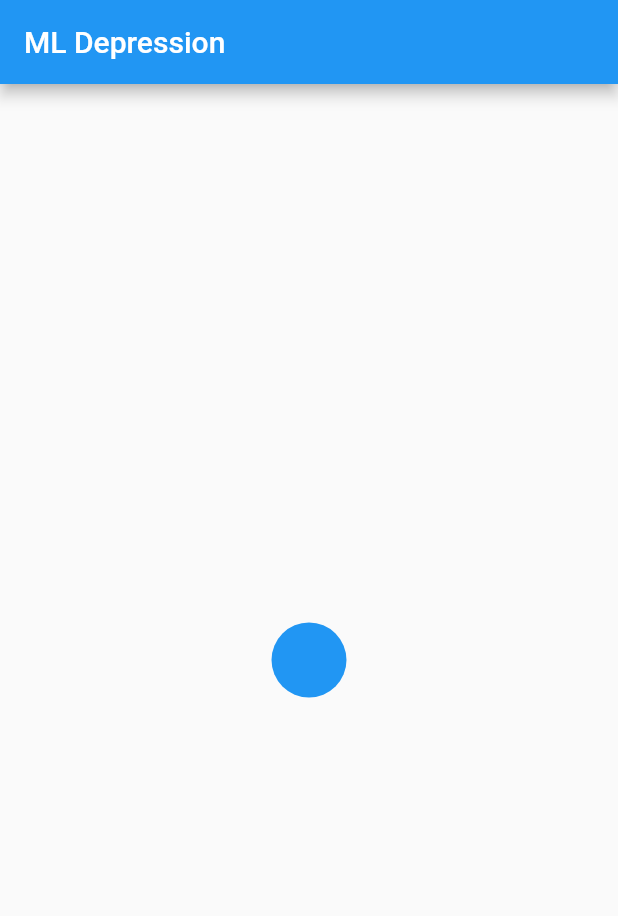
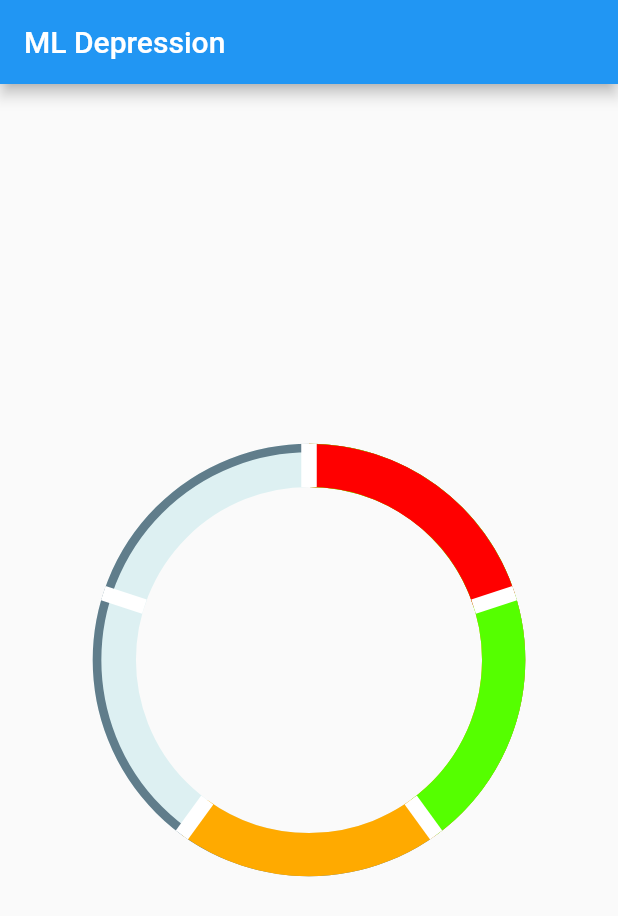
Before and after one commit to AzzamAlsharafi/ml_depression, a Flutter app: the screen it shows after launch, on a phone screen of 412 x 824 dp. Shown: the top 916 px of the screen. Run offline on Flutter 3.47's test engine with Material 2 defaults, Android fonts, the phone set to English and light mode, and no system bars; drawn by our look-alikes of syncfusion_flutter_gauges.

Commit message:
Create circular progress bar
Create circular progress bar with segments.
This will be used to represent depression levels in each day.

```diff
--- a/lib/main.dart
+++ b/lib/main.dart
@@ -1,4 +1,5 @@
 import 'package:flutter/material.dart';
+import 'package:syncfusion_flutter_gauges/gauges.dart';
 
 void main() {
   runApp(const MyApp());
@@ -30,24 +31,87 @@ class HomeApp extends StatelessWidget {
 
   @override
   Widget build(BuildContext context) {
-    return const Center(child: CircleShape());
+    return const Center(child: CircleProgress(5, [0.0, 1, 0.4]));
   }
 }
 
-class CircleShape extends StatelessWidget {
-  const CircleShape({Key? key}) : super(key: key);
+// This widget represents a circular progress bar, that is divided into segments.
+// Accepts two parametrs: number of segments, a list of values, which is the percent of each segment.
+class CircleProgress extends StatelessWidget {
+  const CircleProgress(this.segment, this.percents, {Key? key})
+      : super(key: key);
 
-  static const size = 50.0;
+  final int segment;
+  final List<double> percents;
+
+  // Determines size of the circle.
+  static const circleRadius = 0.7;
+
+  // Thickness of the border. 1 = border covers the whole circle.
+  static const borderThickness = 0.2;
 
   @override
   Widget build(BuildContext context) {
-    return Container(
-      width: size,
-      height: size,
-      decoration: const BoxDecoration(
-        color: Colors.blue,
-        shape: BoxShape.circle,
-      ),
+    return SfRadialGauge(
+      axes: [
+        // Create primary radial axis
+        RadialAxis(
+          minimum: 0,
+          maximum: segment.toDouble(),
+          interval: 1,
+          showLabels: false,
+          showTicks: false,
+          startAngle: 270,
+          endAngle: 270,
+          radiusFactor: circleRadius,
+          axisLineStyle: const AxisLineStyle(
+            thickness: borderThickness,
+            color: Color.fromARGB(30, 0, 169, 181),
+            thicknessUnit: GaugeSizeUnit.factor,
+          ),
+          ranges: [
+            GaugeRange(
+              startValue: 0,
+              endValue: segment.toDouble(),
+              color: Colors.blueGrey,
+              startWidth: 0.04,
+              endWidth: 0.04,
+              sizeUnit: GaugeSizeUnit.factor,
+            ),
+          ],
+          pointers: List<GaugePointer>.generate(
+            percents.length,
+            (index) => RangePointer(
+              value: (percents.length - index).toDouble(),
+              width: borderThickness,
+              sizeUnit: GaugeSizeUnit.factor,
+              pointerOffset: 0,
+              color: HSVColor.fromAHSV(
+                      1, percents[percents.length - 1 - index] * 100, 1, 1)
+                  .toColor(),
+            ),
+          ),
+        ),
+        // Create secondary radial axis for segmented line
+        RadialAxis(
+          minimum: 0,
+          maximum: segment.toDouble(),
+          interval: 1,
+          showLabels: false,
+          showTicks: true,
+          showAxisLine: false,
+          offsetUnit: GaugeSizeUnit.factor,
+          minorTicksPerInterval: 0,
+          startAngle: 270,
+          endAngle: 270,
+          radiusFactor: circleRadius,
+          majorTickStyle: const MajorTickStyle(
+              length: borderThickness,
+              lengthUnit: GaugeSizeUnit.factor,
+              thickness: 10,
+              color: Colors.white),
+        )
+      ],
     );
   }
 }
```
